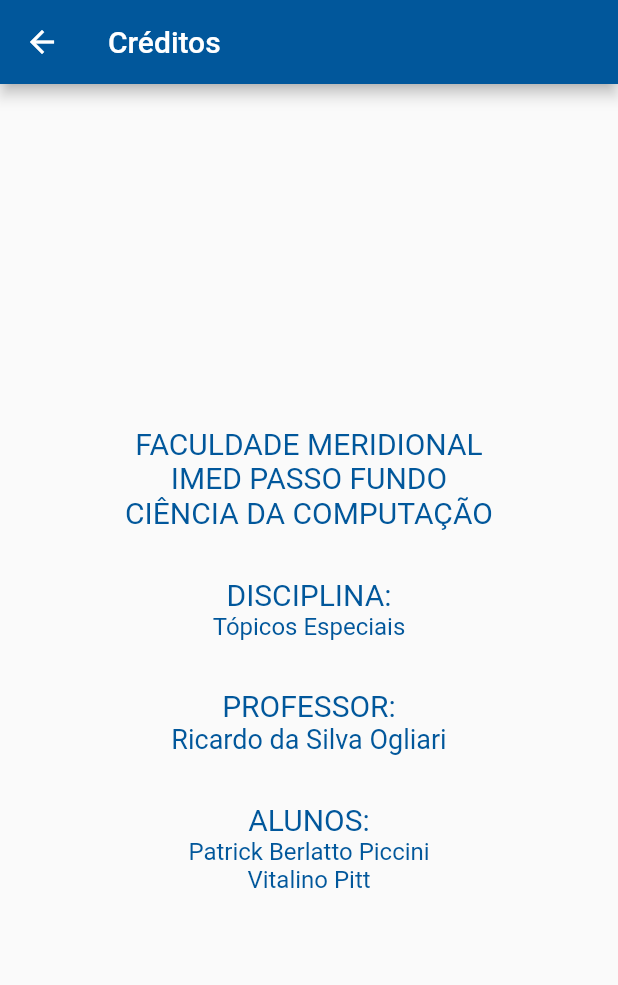
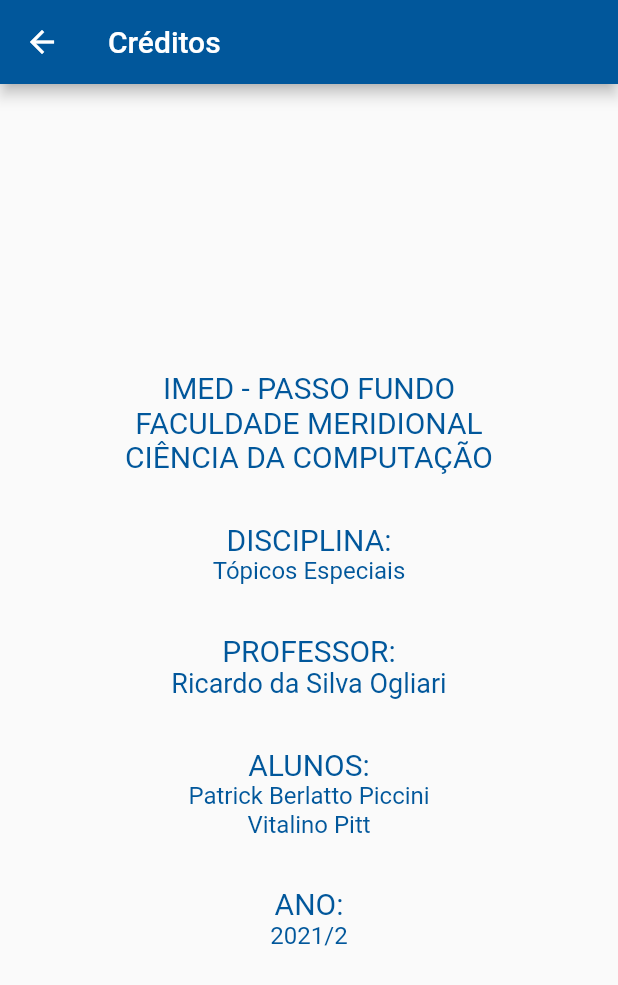
Before and after one commit to PatrickPiccini/AppEducacionalFlutter, a Flutter app: the Creditos screen opened directly, on a phone screen of 412 x 824 dp. Shown: the top 985 px of the screen. Run offline on Flutter 3.47's test engine with Material 2 defaults, Android fonts, the phone set to English and light mode, and no system bars; our stand-ins replace expandable.

Commit message:
Créditos
Créditos

```diff
--- a/lib/utills/creditos.dart
+++ b/lib/utills/creditos.dart
@@ -13,8 +13,8 @@ class Creditos extends StatelessWidget {
           child: Column(
               mainAxisAlignment: MainAxisAlignment.center,
               children: [
+                Text('IMED - PASSO FUNDO', style: TextStyle(fontSize: 20, color: Colors.lightBlue[900])),
                 Text('FACULDADE MERIDIONAL', style: TextStyle(fontSize: 20, color: Colors.lightBlue[900])),
-                Text('IMED PASSO FUNDO', style: TextStyle(fontSize: 20, color: Colors.lightBlue[900])),
                 Text('CIÊNCIA DA COMPUTAÇÃO', style: TextStyle(fontSize: 20, color: Colors.lightBlue[900])),
                 Text(''),
                 Text(''),
@@ -29,6 +29,10 @@ class Creditos extends StatelessWidget {
                 Text('ALUNOS:', style: TextStyle(fontSize: 20, color: Colors.lightBlue[900])),
                 Text('Patrick Berlatto Piccini', style: TextStyle(fontSize: 16, color: Colors.lightBlue[900])),
                 Text('Vitalino Pitt', style: TextStyle(fontSize: 16, color: Colors.lightBlue[900])),
+                Text(''),
+                Text(''),
+                Text('ANO:', style: TextStyle(fontSize: 20, color: Colors.lightBlue[900])),
+                Text('2021/2', style: TextStyle(fontSize: 16, color: Colors.lightBlue[900])),
             ],
           ),
         ),
```
